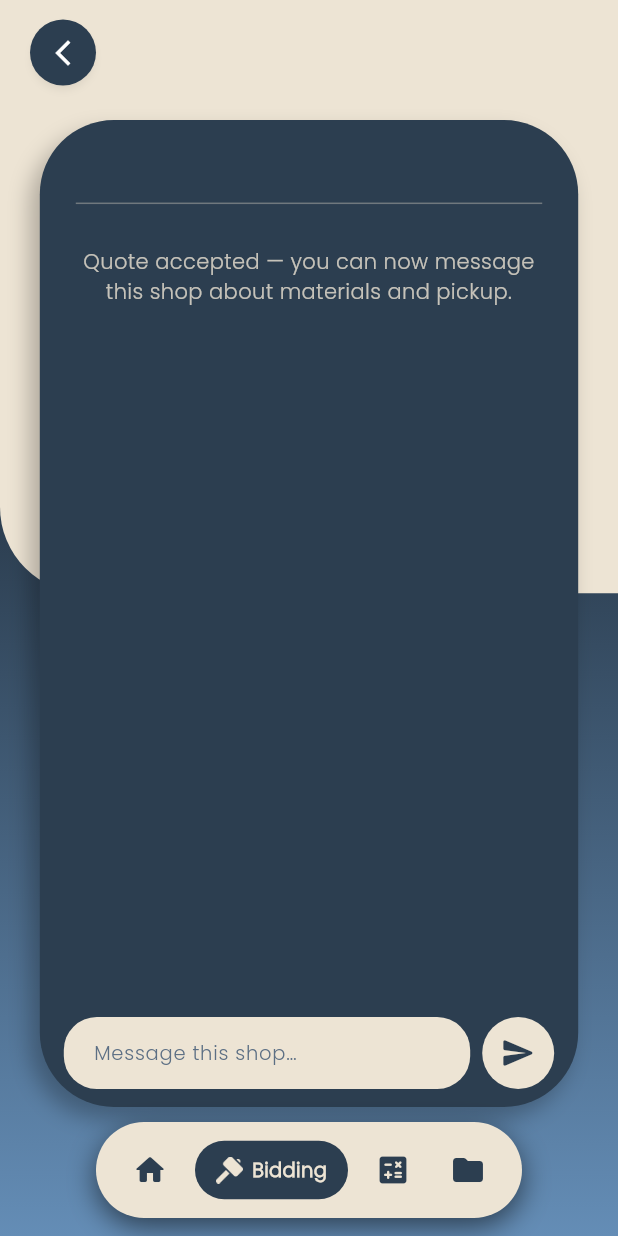
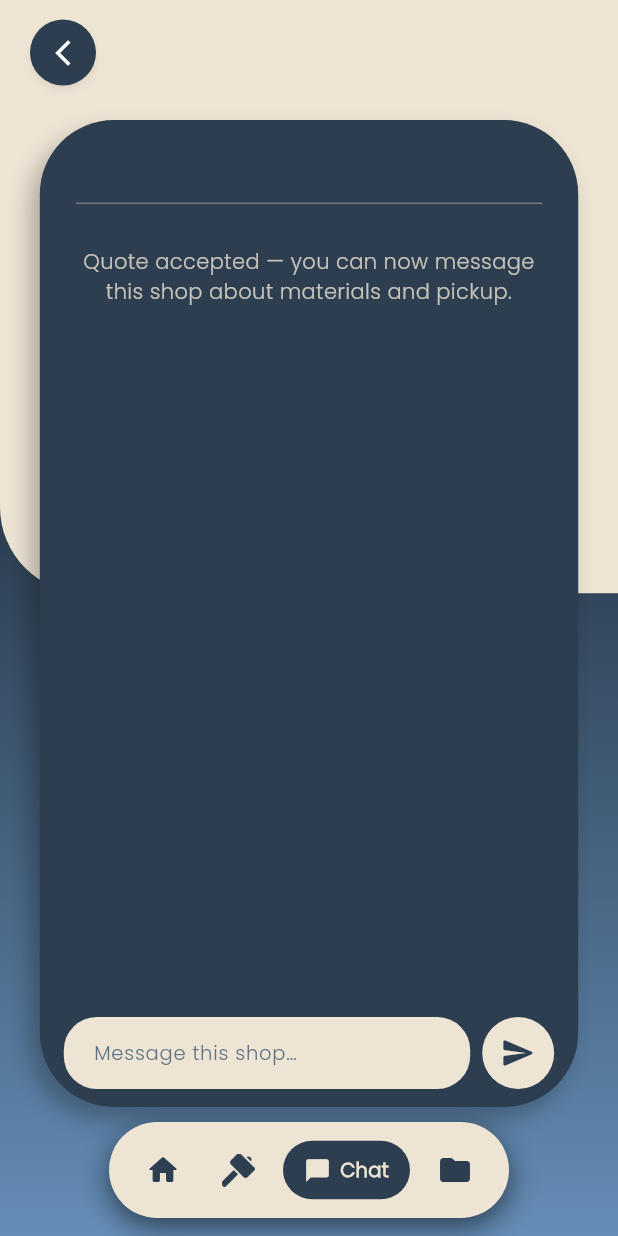
Before and after one commit to madddpg/mobile_capstone-main, a Flutter app: the ChatThreadScreen widget shown alone on an empty page, opened directly with empty values, on a phone screen of 412 x 824 dp. Run offline on Flutter 3.47's test engine with Material 3 defaults, Android fonts, the phone set to English and light mode, and no system bars; our stand-ins replace cached_network_image, cloud_firestore, cloud_functions, connectivity_plus, firebase_auth, firebase_core and 9 more; missing offline and left inert: firebase_app_check; accounts and stored records are empty.

Commit message:
feat(chat): implement unread message tracking and grouping in chat UI
- Added functionality to track unread messages in chat conversations.
- Introduced a new `MessengerMessageList` widget for displaying messages with proper grouping and time separators.
- Updated `ChatService` to mark conversations as read when opened and to count unread messages accurately.
- Enhanced the `OffsetPillNav` to include a chat tab with unread message count.
- Created tests for message grouping and unread message logic to ensure correctness.
- Updated material sources to reflect regional practices for CALABARZON.

```diff
--- a/lib/core/services/unread_notifications.dart
+++ b/lib/core/services/unread_notifications.dart
@@ -4,13 +4,23 @@ import 'package:flutter/material.dart';
 
 /// Live unread in-app notification count for the signed-in builder.
 Stream<int> unreadNotificationCountStream() {
-  final uid = FirebaseAuth.instance.currentUser?.uid;
+  // Reached from the global nav, which is built in widget tests and can render
+  // before Firebase is initialised. Touching FirebaseAuth.instance in that
+  // state throws and takes the whole navigation bar down with it, so an
+  // unavailable backend degrades to a zero count instead.
+  final String? uid;
+  try {
+    uid = FirebaseAuth.instance.currentUser?.uid;
+  } catch (_) {
+    return Stream<int>.value(0);
+  }
   if (uid == null) {
     return Stream<int>.value(0);
   }
 
-  // Filter isRead client-side so we don't depend on a composite index deploy.
-  return FirebaseFirestore.instance
+  try {
+    // Filter isRead client-side so we don't depend on a composite index deploy.
+    return FirebaseFirestore.instance
       .collection('notifications')
       .where('recipientId', isEqualTo: uid)
       .snapshots()
@@ -19,7 +29,10 @@ Stream<int> unreadNotificationCountStream() {
             .where((doc) => (doc.data()['isRead'] ?? false) != true)
             .length,
       )
-      .handleError((_) => 0);
+        .handleError((_) => 0);
+  } catch (_) {
+    return Stream<int>.value(0);
+  }
 }
 
 /// Small red count badge over a child (nav icon, bell, etc.).
--- a/lib/core/widgets/offset_pill_nav.dart
+++ b/lib/core/widgets/offset_pill_nav.dart
@@ -4,11 +4,30 @@ import 'package:google_fonts/google_fonts.dart';
 import 'package:iconstruct/core/services/unread_notifications.dart';
 import 'package:iconstruct/core/utils/hammer_nav.dart';
 import 'package:iconstruct/core/widgets/iconstruct_panel.dart';
-import 'package:iconstruct/features/auth/presentation/screens/home_screen.dart';
 import 'package:iconstruct/features/auth/presentation/screens/main_home_screen.dart';
 import 'package:iconstruct/features/auth/presentation/screens/saved_projects.dart';
+import 'package:iconstruct/features/chat/data/chat_service.dart';
+import 'package:iconstruct/features/chat/screens/chat_inbox_screen.dart';
 /// Which pill-nav label is active.
-enum OffsetNavTab { home, estimate, finalize, files, bidding }
+///
+/// The global bar has four destinations: [home], [bidding], [chat] and
+/// [files]. [estimate] and [finalize] are steps inside the planning flow
+/// rather than places you navigate to, so they highlight nothing. They are
+/// kept so those screens can still declare where they sit.
+enum OffsetNavTab { home, estimate, finalize, files, bidding, chat }
+
+/// Unread conversation count for the chat tab.
+///
+/// Wrapped because the bar renders in widget tests and before Firebase is
+/// initialised, where constructing the service throws and would take the whole
+/// navigation bar down with it.
+Stream<int> _chatUnreadStream() {
+  try {
+    return ChatService().watchUnreadCount();
+  } catch (_) {
+    return Stream<int>.value(0);
+  }
+}
 
 /// Shared cream floating pill navigation used across planning screens.
 class OffsetPillNav extends StatelessWidget {
@@ -82,28 +101,31 @@ class OffsetPillNav extends StatelessWidget {
                       onTap: () => handleHammerTap(context),
                     ),
                   const SizedBox(width: 10),
-                  if (activeTab == OffsetNavTab.files ||
-                      activeTab == OffsetNavTab.bidding ||
-                      activeTab == OffsetNavTab.home)
-                    _NavIcon(
-                      icon: Icons.calculate_rounded,
+                  StreamBuilder<int>(
+                    stream: _chatUnreadStream(),
+                    builder: (context, chatSnap) {
+                      final unreadChats = chatSnap.data ?? 0;
+
+                      if (activeTab == OffsetNavTab.chat) {
+                        return _ActiveNavChip(
+                          icon: Icons.chat_bubble_rounded,
+                          label: 'Chat',
+                          badgeCount: unreadChats,
+                        );
+                      }
+                      return _NavIcon(
+                        icon: Icons.chat_bubble_rounded,
+                        badgeCount: unreadChats,
                         onTap: () {
                           Navigator.push(
                             context,
                             MaterialPageRoute(
-                            builder: (context) => const HomeScreen(),
+                              builder: (context) => const ChatInboxScreen(),
                             ),
                           );
                         },
-                    )
-                  else
-                    _ActiveNavChip(
-                      icon: activeTab == OffsetNavTab.finalize
-                          ? Icons.fact_check_rounded
-                          : Icons.calculate_rounded,
-                      label: activeTab == OffsetNavTab.finalize
-                          ? 'Finalize'
-                          : 'Estimate',
+                      );
+                    },
                   ),
                   const SizedBox(width: 10),
                   if (activeTab == OffsetNavTab.files)
--- a/lib/features/chat/data/chat_service.dart
+++ b/lib/features/chat/data/chat_service.dart
@@ -8,6 +8,26 @@ import 'package:firebase_auth/firebase_auth.dart';
 /// Same Firebase project as the web shop dashboard. Conversation docs and
 /// Cloud Functions are owned by the web repo — this client only reads/writes
 /// messages and may create a thread if the function is slow.
+
+/// Whether one conversation counts as unread for [uid].
+///
+/// Kept as a plain function over the document map so the rule can be tested
+/// without a Firestore fake. Three things make a conversation unread: the last
+/// message came from someone else, it has a timestamp, and the user has either
+/// never opened the thread or last opened it before that message arrived.
+bool conversationIsUnread(Map<String, dynamic> data, String uid) {
+  if (data['lastSenderId'] == uid) return false;
+
+  final lastAt = data['lastMessageAt'];
+  if (lastAt is! Timestamp) return false;
+
+  final readMap = data['readAt'];
+  final readAt = readMap is Map ? readMap[uid] : null;
+  if (readAt is! Timestamp) return true;
+
+  return lastAt.compareTo(readAt) > 0;
+}
+
 class ChatService {
   ChatService({
     FirebaseFirestore? firestore,
@@ -107,6 +127,41 @@ class ChatService {
 
   /// Send as builder. Message + conversation-summary are written in one batch so
   /// the inbox preview can never drift from the last message that was stored.
+  /// Marks a conversation read for the signed-in user.
+  ///
+  /// Stored as `readAt.<uid>` rather than a single field so the shop client
+  /// can keep its own marker in the same document without the two overwriting
+  /// each other. Called when a thread is opened and whenever new messages
+  /// arrive while it is on screen.
+  Future<void> markConversationRead(String conversationId) async {
+    final uid = _uid;
+    if (uid == null || conversationId.trim().isEmpty) return;
+    try {
+      await _db.collection('conversations').doc(conversationId).set({
+        'readAt': {uid: FieldValue.serverTimestamp()},
+      }, SetOptions(merge: true));
+    } catch (_) {
+      // A failed marker only means the badge lingers; never break the thread.
+    }
+  }
+
+  /// Number of conversations holding a message from the other party that this
+  /// user has not opened since.
+  ///
+  /// Derived from [watchMyConversations] rather than a separate query, so it
+  /// inherits the same builderId/userId merge and needs no extra index. A
+  /// conversation counts when the last message came from someone else and
+  /// either was never read or arrived after the last read.
+  Stream<int> watchUnreadCount() {
+    final uid = _uid;
+    if (uid == null) return Stream<int>.value(0);
+
+    return watchMyConversations()
+        .map((docs) =>
+            docs.where((d) => conversationIsUnread(d.data(), uid)).length)
+        .handleError((_) => 0);
+  }
+
   Future<void> sendMessage({
     required String conversationId,
     required String text,
--- a/lib/features/chat/screens/chat_inbox_screen.dart
+++ b/lib/features/chat/screens/chat_inbox_screen.dart
@@ -66,7 +66,7 @@ class _ChatInboxScreenState extends State<ChatInboxScreen> {
         OffsetPanelShell(
           extent: OffsetPanelExtent.centeredWithNav,
           safeAreaBottom: false,
-          activeNav: OffsetNavTab.bidding,
+          activeNav: OffsetNavTab.chat,
           panelColor: IConstructPanel.darkBlue,
           contentPadding: EdgeInsets.zero,
           header: OffsetPanelHeaders.backOnly(context),
--- a/lib/features/chat/screens/chat_thread_screen.dart
+++ b/lib/features/chat/screens/chat_thread_screen.dart
@@ -10,6 +10,7 @@ import 'package:iconstruct/core/widgets/iconstruct_panel.dart';
 import 'package:iconstruct/core/widgets/offset_panel_shell.dart';
 import 'package:iconstruct/core/widgets/app_message.dart';
 import 'package:iconstruct/features/chat/data/chat_service.dart';
+import 'package:iconstruct/features/chat/widgets/message_list.dart';
 import 'package:iconstruct/features/onboarding/data/home_guide_steps.dart';
 import 'package:iconstruct/features/onboarding/presentation/widgets/home_guide_overlay.dart';
 
@@ -46,6 +47,10 @@ class _ChatThreadScreenState extends State<ChatThreadScreen> {
   int _guideStep = 0;
   bool _preparing = true;
   String? _prepareError;
+
+  /// Newest message id already marked read, so repeated rebuilds of the
+  /// message list do not each write a read marker.
+  String? _markedReadUpTo;
   final List<HomeGuideStep> _guideSteps = chatGuideSteps();
 
   @override
@@ -53,6 +58,8 @@ class _ChatThreadScreenState extends State<ChatThreadScreen> {
     super.initState();
     WidgetsBinding.instance.addPostFrameCallback((_) async {
       await _prepareThread();
+      // Opening the thread is what clears its badge.
+      await _chat.markConversationRead(widget.conversationId);
       if (mounted) await _maybeStartGuide();
     });
   }
@@ -159,7 +166,7 @@ class _ChatThreadScreenState extends State<ChatThreadScreen> {
         OffsetPanelShell(
       extent: OffsetPanelExtent.centeredWithNav,
       safeAreaBottom: false,
-      activeNav: OffsetNavTab.bidding,
+      activeNav: OffsetNavTab.chat,
       panelColor: IConstructPanel.darkBlue,
       contentPadding: EdgeInsets.zero,
       header: OffsetPanelHeaders.backOnly(context),
@@ -251,8 +258,19 @@ class _ChatThreadScreenState extends State<ChatThreadScreen> {
                     }
 
                     // watchMessages returns newest-first; reverse for display.
-                    final docs =
-                        (snapshot.data?.docs ?? []).reversed.toList();
+                    final raw = snapshot.data?.docs ?? [];
+
+                    // A message arriving while the thread is open is already
+                    // being read, so clear its badge rather than leaving a
+                    // count for something on screen.
+                    if (raw.isNotEmpty && raw.first.id != _markedReadUpTo) {
+                      _markedReadUpTo = raw.first.id;
+                      WidgetsBinding.instance.addPostFrameCallback((_) {
+                        _chat.markConversationRead(widget.conversationId);
+                      });
+                    }
+
+                    final docs = raw.reversed.toList();
                     if (docs.isEmpty) {
                       return Padding(
                         padding: const EdgeInsets.all(28),
@@ -267,67 +285,12 @@ class _ChatThreadScreenState extends State<ChatThreadScreen> {
                       );
                     }
 
-                    return ListView.builder(
+                    return MessengerMessageList(
+                      docs: docs.map((d) => d.data()).toList(),
+                      uid: uid,
+                      shopName: shopName,
+                      conversation: data,
                       controller: _scroll,
-                      padding: const EdgeInsets.fromLTRB(16, 16, 16, 12),
-                      itemCount: docs.length,
-                      itemBuilder: (context, index) {
-                        final msg = docs[index].data();
-                        final role = (msg['senderRole'] ?? '').toString();
-                        final senderId = (msg['senderId'] ?? '').toString();
-                        final mine = senderId == uid || role == 'builder';
-                        final system = role == 'system';
-                        final text = (msg['text'] ?? '').toString();
-                        if (system) {
-                          return Padding(
-                            padding: const EdgeInsets.symmetric(vertical: 8),
-                            child: Text(
-                              text,
-                              textAlign: TextAlign.center,
-                              style: GoogleFonts.poppins(
-                                color: AppColors.cream.withValues(alpha: 0.65),
-                                fontSize: 12,
-                              ),
-                            ),
-                          );
-                        }
-                        return Align(
-                          alignment: mine
-                              ? Alignment.centerRight
-                              : Alignment.centerLeft,
-                          child: Container(
-                            margin: const EdgeInsets.symmetric(vertical: 5),
-                            padding: const EdgeInsets.symmetric(
-                              horizontal: 14,
-                              vertical: 10,
-                            ),
-                            constraints: BoxConstraints(
-                              maxWidth: MediaQuery.sizeOf(context).width * 0.62,
-                            ),
-                            decoration: BoxDecoration(
-                              color: mine
-                                  ? IConstructPanel.midBlue
-                                  : AppColors.cream,
-                              borderRadius: BorderRadius.only(
-                                topLeft: const Radius.circular(18),
-                                topRight: const Radius.circular(18),
-                                bottomLeft: Radius.circular(mine ? 18 : 4),
-                                bottomRight: Radius.circular(mine ? 4 : 18),
-                              ),
-                            ),
-                            child: Text(
-                              text,
-                              style: GoogleFonts.poppins(
-                                color: mine
-                                    ? Colors.white
-                                    : AppColors.textDark,
-                                fontSize: 13,
-                                height: 1.35,
-                              ),
-                            ),
-                          ),
-                        );
-                      },
                     );
                   },
                 ),
```
Also changed, not shown: lib/core/services/fcm_service.dart (+38 -4 lines), lib/features/chat/widgets/message_list.dart (added, +322 -0 lines), lib/features/project_creation/data/material_sources.dart (+60 -10 lines), 11 other files. Lines whose indentation alone changed are shown as unchanged.
